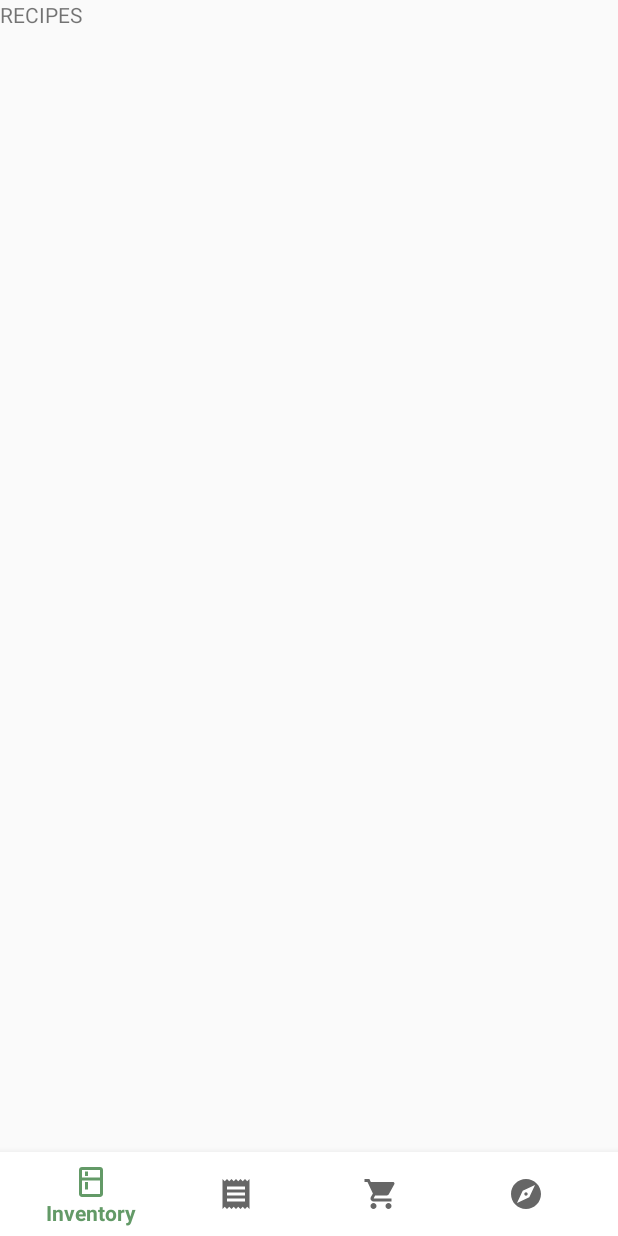
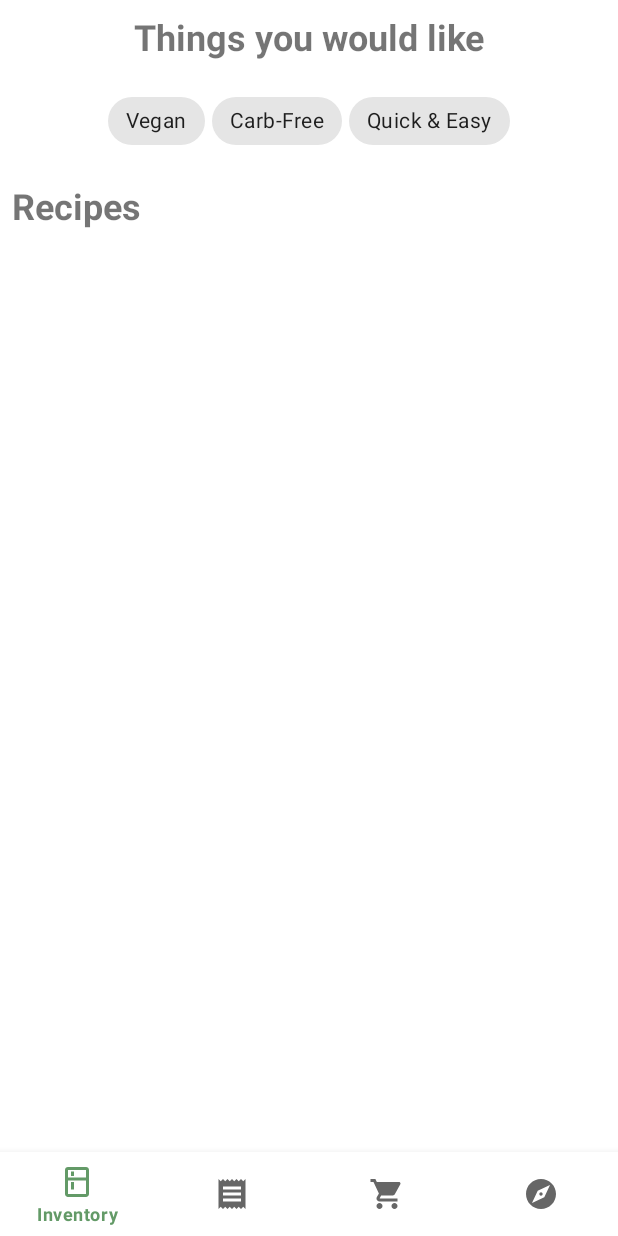
Before and after one commit to GustavoAdame/EasyGreen, an Android app: the fragment RecipeFragment placed in its activity, on a phone screen of 412 x 824 dp. Run offline under Robolectric (Android 15) with nearby library versions, the phone set to English and light mode, and no system bars; libraries missing offline, so code that uses them is left out: com.parse; 2 statements that could not run were skipped.

Commit message:
[Canary] Added key views for Recipe Screen: Have to create an adapter for recipes

```diff
--- a/app/build.gradle
+++ b/app/build.gradle
@@ -36,4 +36,5 @@ dependencies {
     implementation 'androidx.recyclerview:recyclerview:1.1.0'
     implementation "com.github.parse-community.Parse-SDK-Android:parse:1.24.2"
     implementation 'com.squareup.okhttp3:logging-interceptor:3.8.1'
+    implementation 'com.google.android.material:material:1.1.0'
 }
--- a/app/src/main/java/com/example/easygreen/fragments/RecipeFragment.java
+++ b/app/src/main/java/com/example/easygreen/fragments/RecipeFragment.java
@@ -1,26 +1,32 @@
 package com.example.easygreen.fragments;
 
 import android.os.Bundle;
-
-import androidx.fragment.app.Fragment;
-
 import android.view.LayoutInflater;
 import android.view.View;
 import android.view.ViewGroup;
 
+import androidx.fragment.app.Fragment;
+
 import com.example.easygreen.R;
+import com.google.android.material.chip.Chip;
+import com.google.android.material.chip.ChipGroup;
 
 public class RecipeFragment extends Fragment {
-
-    public RecipeFragment() {}
-
-    @Override
-    public void onCreate(Bundle savedInstanceState) {
-        super.onCreate(savedInstanceState);
-    }
+    private ChipGroup cgFilterContainer;
+    private Chip chip1, chip2, chip3;
 
     @Override
     public View onCreateView(LayoutInflater inflater, ViewGroup container, Bundle savedInstanceState) {
-        return inflater.inflate(R.layout.fragment_recipe, container, false);
+        View view = inflater.inflate(R.layout.fragment_recipe, container, false);
+
+        inflateViews(view);
+        return view;
+    }
+
+    private void inflateViews(View view) {
+        cgFilterContainer = view.findViewById(R.id.cgFilterContainer);
+        chip1 = view.findViewById(R.id.chip1);
+        chip2 = view.findViewById(R.id.chip2);
+        chip3 = view.findViewById(R.id.chip3);
     }
 }
--- a/app/src/main/res/layout/activity_login.xml
+++ b/app/src/main/res/layout/activity_login.xml
@@ -76,7 +76,7 @@
         android:onClick="startApp"
         android:layout_centerHorizontal="true"
         android:layout_marginTop="50dp"
-        android:background="@android:color/white"
+        android:backgroundTint="@android:color/white"
         android:text="@string/skip_to_start"
         android:textAllCaps="false"
         android:textColor="@android:color/black" />
--- a/app/src/main/res/layout/fragment_recipe.xml
+++ b/app/src/main/res/layout/fragment_recipe.xml
@@ -1,14 +1,91 @@
 <?xml version="1.0" encoding="utf-8"?>
-<FrameLayout xmlns:android="http://schemas.android.com/apk/res/android"
+<RelativeLayout xmlns:android="http://schemas.android.com/apk/res/android"
+    xmlns:app="http://schemas.android.com/apk/res-auto"
     xmlns:tools="http://schemas.android.com/tools"
     android:layout_width="match_parent"
     android:layout_height="match_parent"
     tools:context=".fragments.RecipeFragment">
 
-    <!-- TODO: Update blank fragment layout -->
-    <TextView
+    <LinearLayout
+        android:id="@+id/llTextContainer"
         android:layout_width="match_parent"
-        android:layout_height="match_parent"
-        android:text="RECIPES" />
+        android:layout_height="wrap_content"
+        android:orientation="horizontal"
+        android:padding="8dp">
 
-</FrameLayout>
+        <TextView
+            android:id="@+id/tvSelectionName"
+            android:layout_width="0dp"
+            android:layout_height="wrap_content"
+            android:layout_weight="1"
+            android:gravity="center_horizontal"
+            android:text="Things you would like"
+            android:textSize="24sp"
+            android:textStyle="bold" />
+
+    </LinearLayout>
+
+    <com.google.android.material.chip.ChipGroup
+        android:id="@+id/cgFilterContainer"
+        android:layout_centerHorizontal="true"
+        android:layout_width="wrap_content"
+        android:layout_height="wrap_content"
+        android:layout_below="@id/llTextContainer"
+        android:layout_marginStart="8dp"
+        android:layout_marginTop="8dp"
+        android:layout_marginEnd="8dp"
+        android:layout_marginBottom="8dp"
+        app:chipSpacingHorizontal="5dp">
+
+        <com.google.android.material.chip.Chip
+            android:id="@+id/chip1"
+            android:layout_width="wrap_content"
+            android:layout_height="wrap_content"
+            android:checkable="true"
+            android:text="Vegan" />
+
+        <com.google.android.material.chip.Chip
+            android:id="@+id/chip2"
+            android:layout_width="wrap_content"
+            android:layout_height="wrap_content"
+            android:checkable="true"
+            android:text="Carb-Free" />
+
+        <com.google.android.material.chip.Chip
+            android:id="@+id/chip3"
+            android:layout_width="wrap_content"
+            android:layout_height="wrap_content"
+            android:checkable="true"
+            android:text="Quick &amp; Easy" />
+
+    </com.google.android.material.chip.ChipGroup>
+
+    <LinearLayout
+        android:id="@+id/llRecipeContainer"
+        android:layout_width="match_parent"
+        android:layout_height="wrap_content"
+        android:layout_weight="1"
+        android:orientation="horizontal"
+        android:layout_below="@+id/cgFilterContainer"
+        android:padding="8dp">
+
+        <TextView
+            android:id="@+id/tvRecipe"
+            android:layout_width="0dp"
+            android:textAlignment="viewStart"
+            android:layout_gravity="left"
+            android:layout_height="wrap_content"
+            android:layout_weight="1"
+            android:gravity="center_horizontal"
+            android:text="Recipes"
+            android:textSize="24sp"
+            android:textStyle="bold" />
+    </LinearLayout>
+
+    <androidx.recyclerview.widget.RecyclerView
+        android:id="@+id/rvRecipes"
+        android:layout_below="@+id/llRecipeContainer"
+        android:layout_width="match_parent"
+        android:layout_height="wrap_content"/>
+
+</RelativeLayout>
--- a/app/src/main/res/values/styles.xml
+++ b/app/src/main/res/values/styles.xml
@@ -1,10 +1,9 @@
 <resources>
     <!-- Base application theme. -->
-    <style name="AppTheme" parent="Theme.AppCompat.Light.NoActionBar">
+    <style name="AppTheme" parent="Theme.MaterialComponents.Light.NoActionBar">
         <!-- Customize your theme here. -->
         <item name="colorPrimary">#639a67</item>
         <item name="colorPrimaryDark">#2b580c</item>
         <item name="colorAccent">#d9bf77</item>
     </style>
-
 </resources>
```
